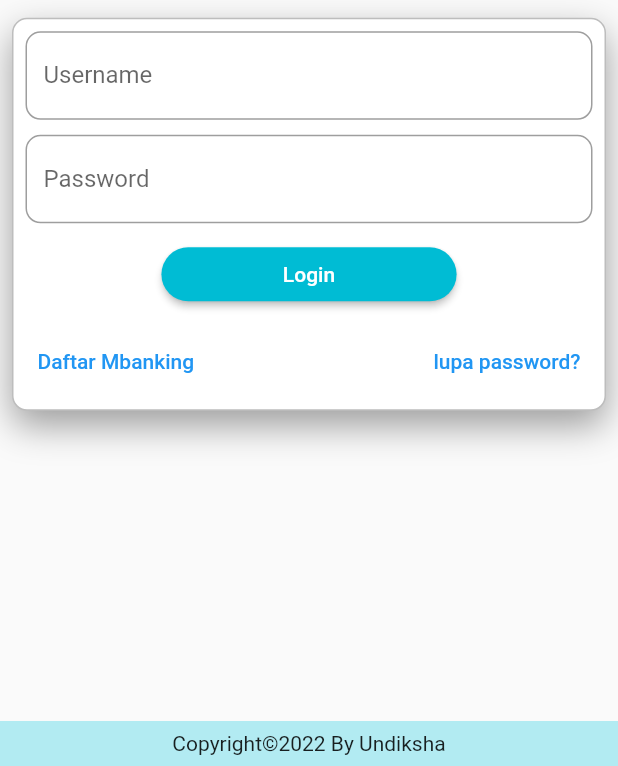
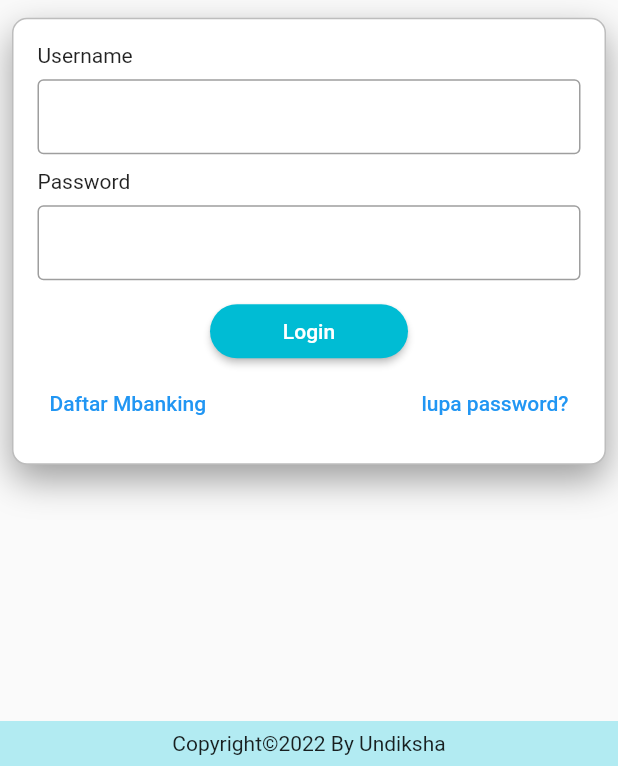
Before and after one commit to wahyusinggihw/ibundiksha, a Flutter app: the screen it shows after launch, on a phone screen of 412 x 824 dp, the part 470-1236 px from its top. Run offline on Flutter 3.47's test engine with Material 2 defaults, Android fonts, the phone set to English and light mode, and no system bars; our stand-ins replace material_design_icons_flutter.

Commit message:
add bottom bar to mainscreen

```diff
--- a/lib/router/route_generator.dart
+++ b/lib/router/route_generator.dart
@@ -1,4 +1,5 @@
 import 'package:flutter/material.dart';
+import 'package:ibundiksha/widgets/bottombar.dart';
 import '../screens/splash.dart';
 import 'route_list.dart';
 import 'package:ibundiksha/screens/login.dart';
@@ -9,6 +10,8 @@ class RouterGenerator {
     switch (settings.name) {
       case routeSplashScreen:
         return MaterialPageRoute(builder: (_) => SplashScreen());
+      case routeMainScreen:
+        return MaterialPageRoute(builder: (_) => BottomBar());
       case routeLoginScreen:
         return MaterialPageRoute(builder: (_) => LoginScreen());
       case routeHomeScreen:
--- a/lib/router/route_list.dart
+++ b/lib/router/route_list.dart
@@ -1,3 +1,4 @@
 const String routeSplashScreen = '/splash';
+const String routeMainScreen = '/main';
 const String routeLoginScreen = '/login';
 const String routeHomeScreen = '/home';
--- a/lib/screens/login.dart
+++ b/lib/screens/login.dart
@@ -49,47 +49,62 @@ class LoginScreen extends StatelessWidget {
                   ],
                 ),
                 child: Padding(
-                  padding: const EdgeInsets.all(8.0),
+                  padding: const EdgeInsets.all(16.0),
                   child: Column(
+                    // mainAxisAlignment: MainAxisAlignment.start,
+                    crossAxisAlignment: CrossAxisAlignment.start,
                     children: [
-                      TextFormField(
+                      Padding(
+                        padding: const EdgeInsets.only(bottom: 8.0),
+                        child: Text("Username"),
+                      ),
+                      Container(
+                        height: 50,
+                        child: TextFormField(
                           decoration: InputDecoration(
-                          labelText: 'Username',
+                            // labelText: 'Username',
                             // hintText: 'Password',
-                          border: OutlineInputBorder(
-                            borderRadius: BorderRadius.circular(10),
+                            border: OutlineInputBorder(),
                           ),
                         ),
                       ),
                       const SizedBox(height: 10),
-                      TextFormField(
+                      Padding(
+                        padding: const EdgeInsets.only(bottom: 8.0),
+                        child: Text("Password"),
+                      ),
+                      Container(
+                        height: 50,
+                        child: TextFormField(
                           decoration: InputDecoration(
-                          labelText: 'Password',
+                            // labelText: 'Username',
                             // hintText: 'Password',
-                          border: OutlineInputBorder(
-                            borderRadius: BorderRadius.circular(10),
+                            border: OutlineInputBorder(),
                           ),
                         ),
                       ),
                       const SizedBox(height: 10),
-                      ElevatedButton(
+                      Center(
+                        child: ElevatedButton(
                           style: ElevatedButton.styleFrom(
                             primary: Colors.cyan,
                             shape: RoundedRectangleBorder(
                               borderRadius: BorderRadius.circular(20),
                             ),
                           ),
-                        child: Container(
-                            width: width * 0.2,
+                          child: const SizedBox(
+                            width: 100,
                             child: Text(
                               'Login',
                               textAlign: TextAlign.center,
-                            )),
+                            ),
+                          ),
                           onPressed: () {
-                          Navigator.pushNamed(context, '/home');
+                            Navigator.pushNamed(context, '/main');
                           },
                         ),
-                      const SizedBox(height: 10),
+                      ),
+                      // const SizedBox(height: 10),
                       Row(
                         children: [
                           TextButton(
@@ -99,7 +114,6 @@ class LoginScreen extends StatelessWidget {
                             child: Text('Daftar Mbanking'),
                           ),
                           Spacer(),
-                          SizedBox(),
                           TextButton(
                             onPressed: () {
                               // Navigator.pushNamed(context, '/register');
@@ -114,10 +128,12 @@ class LoginScreen extends StatelessWidget {
               ),
             ),
           ),
-          Spacer(),
-          about(context, "Copyright" + '©' + "2022 By Undiksha"),
+          // Spacer(),
+          // about(context, "Copyright" + '©' + "2022 By Undiksha"),
         ],
       ),
+      bottomNavigationBar:
+          about(context, "Copyright" + '©' + "2022 By Undiksha"),
     );
   }
 }
```
Also changed, not shown: lib/screens/home.dart (+87 -46 lines), lib/widgets/bottombar.dart (+126 -0 lines), lib/widgets/dialogs.dart (added, +25 -0 lines). Lines whose indentation alone changed are shown as unchanged.
